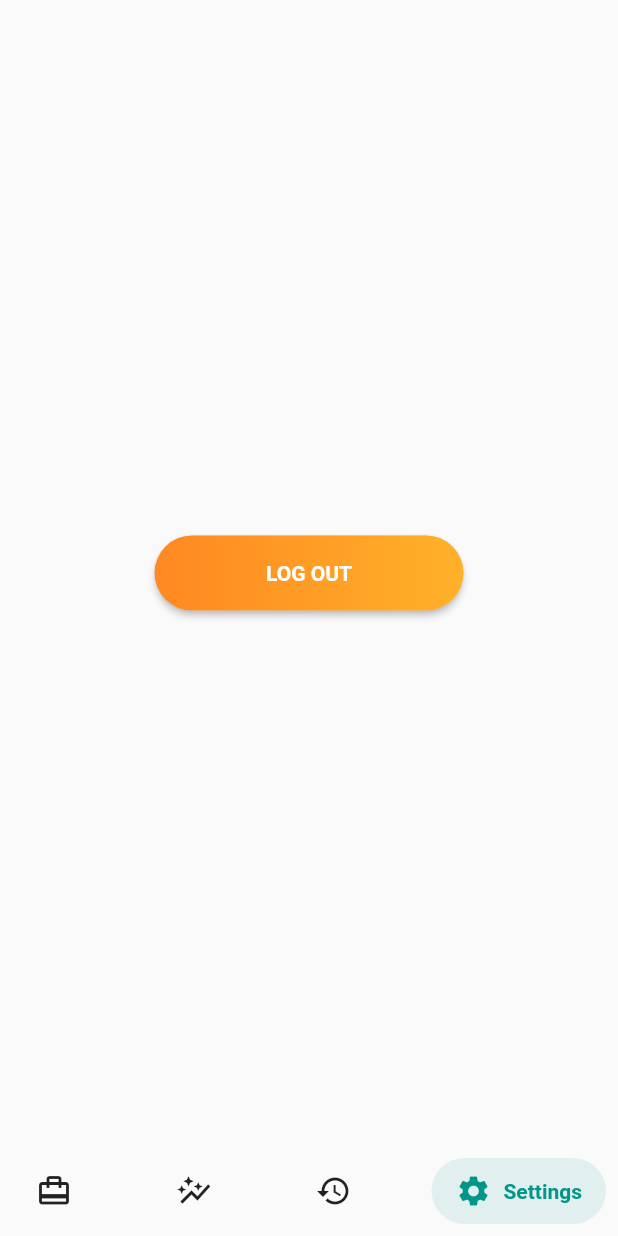
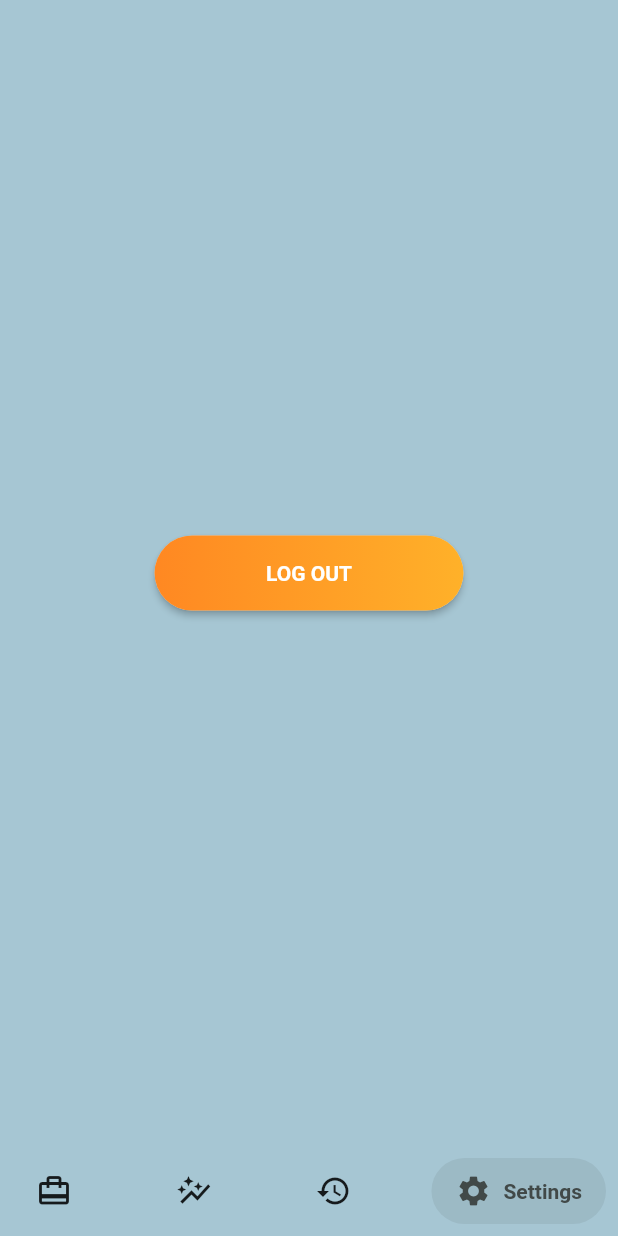
Before and after one commit to Skolleum/Front-End, a Flutter app: the MyHomePage screen opened by its route, item 4 of the bottom bar chosen, on a phone screen of 412 x 824 dp. Run offline on Flutter 3.47's test engine with Material 2 defaults, Android fonts, the phone set to English and light mode, and no system bars; drawn by our look-alikes of salomon_bottom_bar; our stand-ins replace animate_do, fl_chart, flutter_bloc, iconsax, shared_preferences; missing offline and left inert: web3dart; accounts and stored records are empty; network calls fail; project files that could hold a hidden picture were left out.

Commit message:
colorization

```diff
--- a/smartwallet/lib/pages/bottom-navigation/prices.dart
+++ b/smartwallet/lib/pages/bottom-navigation/prices.dart
@@ -21,10 +21,8 @@ class PricePageState extends State<PricePage> {
 
   @override
   void initState() {
-    // TODO: implement initState
     super.initState();
     getCrypto();
-    //print(_postList.length.toString());
   }
 
   void getCrypto() async {
@@ -108,7 +106,8 @@ class PricePageState extends State<PricePage> {
                               trailing: Text(
                                 "${snapshot.elementAt(index).currentPrice}",
                                 style: TextStyle(
-                                    color: Colors.green, fontSize: 15),
+                                    color: Color.fromARGB(255, 16, 37, 111),
+                                    fontSize: 15),
                               ),
                               title: Text(
                                 "${snapshot.elementAt(index).name}",
--- a/smartwallet/lib/pages/home.dart
+++ b/smartwallet/lib/pages/home.dart
@@ -32,6 +32,7 @@ class _MyHomePageState extends State<MyHomePage> {
 
   Scaffold _buildAuthenticatedPages() {
     return Scaffold(
+      backgroundColor: Color.fromARGB(255, 166, 198, 211),
       body: _pages[_currentIndex],
       bottomNavigationBar: SalomonBottomBar(
         currentIndex: _currentIndex,
@@ -40,7 +41,7 @@ class _MyHomePageState extends State<MyHomePage> {
           SalomonBottomBarItem(
             icon: Icon(Icons.wallet_travel),
             title: Text("Wallet"),
-            selectedColor: Colors.purple,
+            selectedColor: Color.fromARGB(255, 67, 137, 124),
           ),
           SalomonBottomBarItem(
             icon: Icon(Icons.auto_graph),
@@ -50,12 +51,12 @@ class _MyHomePageState extends State<MyHomePage> {
           SalomonBottomBarItem(
             icon: Icon(Icons.history),
             title: Text("Historical"),
-            selectedColor: Colors.orange,
+            selectedColor: Color.fromARGB(255, 118, 72, 4),
           ),
           SalomonBottomBarItem(
             icon: Icon(Icons.settings),
             title: Text("Settings"),
-            selectedColor: Colors.teal,
+            selectedColor: Color.fromARGB(255, 65, 73, 72),
           ),
         ],
       ),
```
